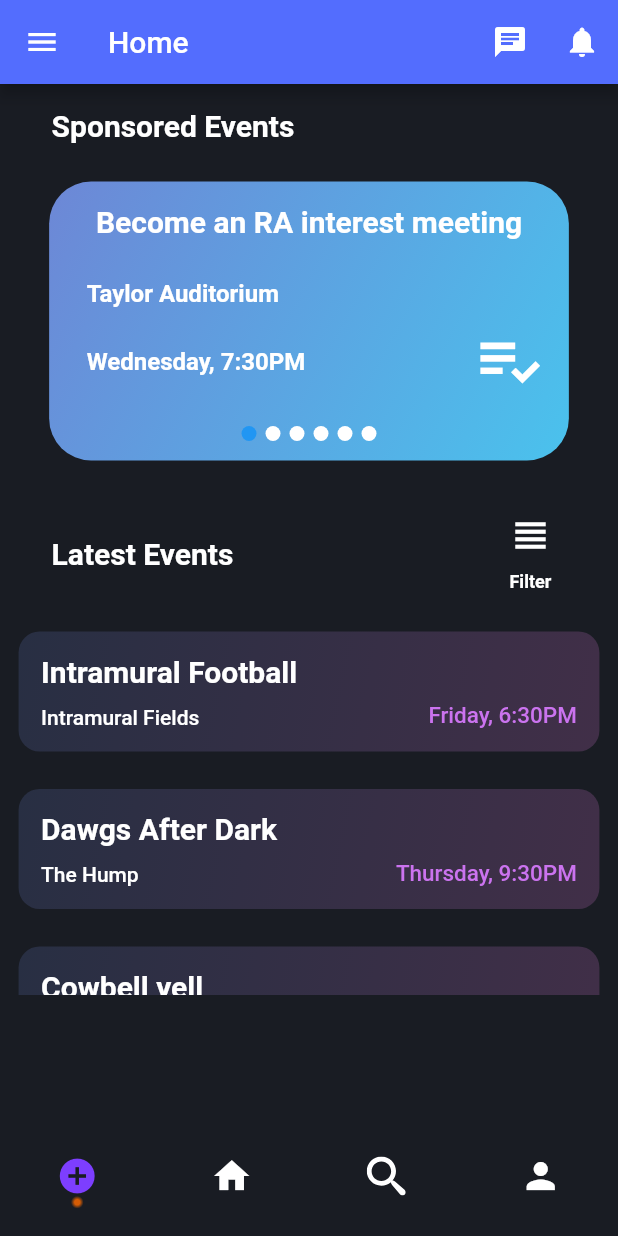
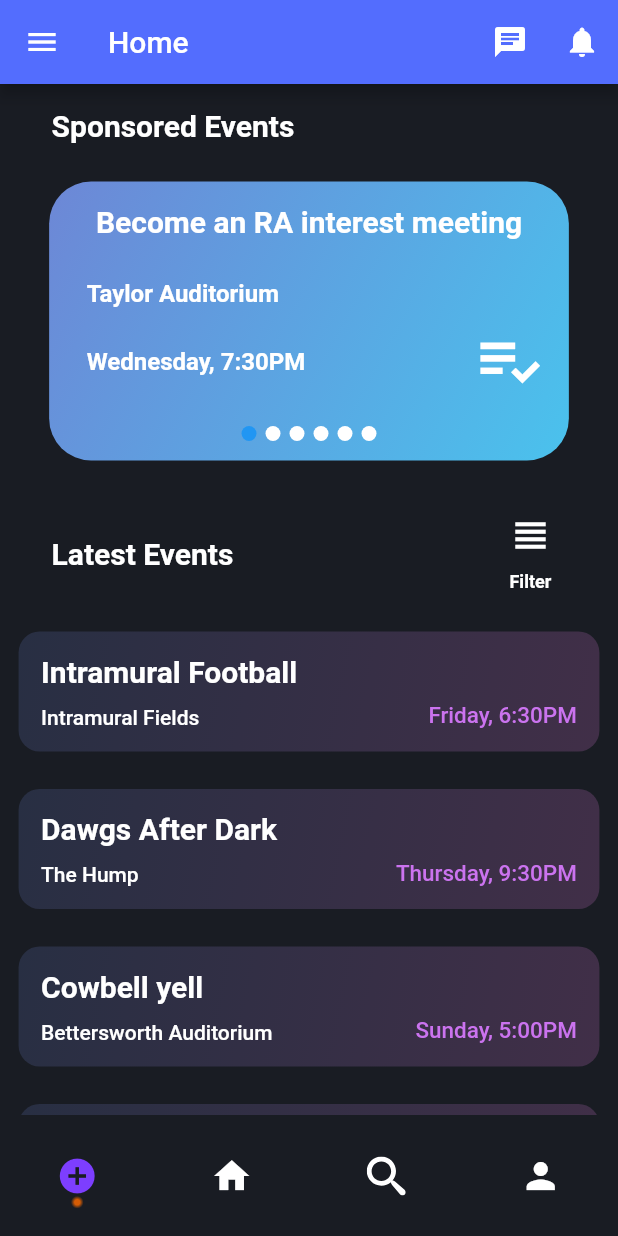
Before and after one commit to Senior-Project-CSE-3213/sp_flutter_app, a Flutter app: the screen it shows once a user with an empty profile is signed in, on a phone screen of 412 x 824 dp. Run offline on Flutter 3.47's test engine with Material 2 defaults, Android fonts, the phone set to English and light mode, and no system bars; our stand-ins replace cloud_firestore, firebase_auth, firebase_core, flutter_spinkit, flutter_svg, flutter_swiper and 1 more; missing offline and left inert: filter_list; accounts and stored records are empty.

Commit message:
Fixed latest events UI error and tested on 2 android devices

```diff
--- a/lib/views/EventList/event_list_view.dart
+++ b/lib/views/EventList/event_list_view.dart
@@ -167,15 +167,8 @@ class _EventListViewState extends State<EventListView> {
                             ],
                           ),
                         ),
-                        Row(
-                          children: [
-                            Container(
-                                //this is a bodge, figure out how to take up the rest of the
-                                //space and take it all up without pushing everything
-                                //out of the way you greedy widget
-                                height: size.height / 2.9 - kDefaultPadding * 2,
-                                width: size.width - kDefaultPadding * 0.30,
-                                child: ListView(
+                        Expanded (
+                          child: ListView(
                                   scrollDirection: Axis.vertical,
                                   children: <Widget>[
                                     //todo JSON file loader and count number of jsons
@@ -201,9 +194,8 @@ class _EventListViewState extends State<EventListView> {
                                         "Taylor Auditorium",
                                         "Wednesday, 7:30PM"),
                                   ],
-                                )),
-                          ],
-                        ),
+                                )
+                        )
                       ])),
             )));
   }
```
